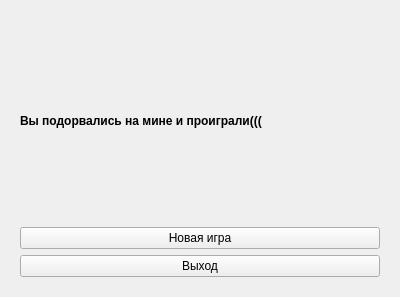
Before: the Qt Designer form Kursovaja/Bomb.ui in Zadrayca/Kourse, drawn with Qt 5.
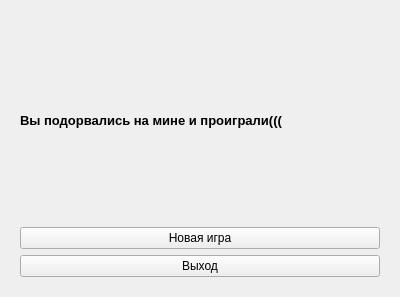
After: the same form once the commit is applied.

```diff
--- a/Kursovaja/Bomb.ui
+++ b/Kursovaja/Bomb.ui
@@ -22,6 +22,7 @@
         <property name="font">
          <font>
           <family>MS Shell Dlg 2</family>
+          <pointsize>10</pointsize>
           <weight>75</weight>
           <bold>true</bold>
          </font>
@@ -29,6 +30,9 @@
         <property name="text">
          <string>Вы подорвались на мине и проиграли(((</string>
         </property>
+        <property name="textFormat">
+         <enum>Qt::AutoText</enum>
+        </property>
        </widget>
       </item>
       <item>
```
